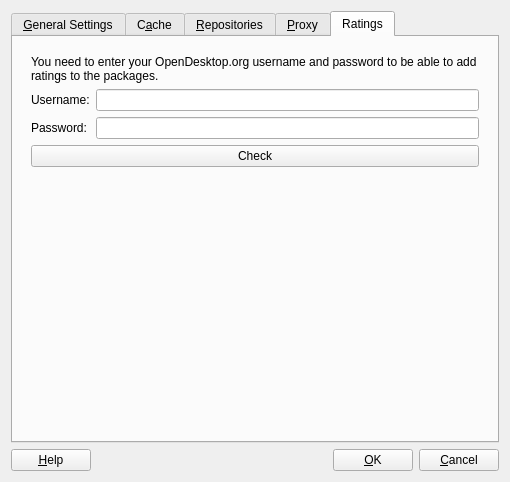
Above: playground/intern/2011/package-rating/package-manager/manager/ui/settingsdialog.ui from pars-linux/uludag before the change. Below: the same form after it.
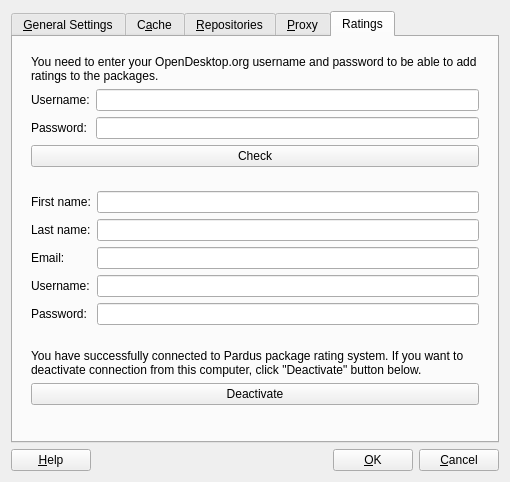
That is the form after the change. The open tabs and pages were chosen to show the change. Icons and pictures are not drawn.

Commit message: Add interfaces for registering and successful logins.

The edit to the form file:
```diff
--- a/playground/intern/2011/package-rating/package-manager/manager/ui/settingsdialog.ui
+++ b/playground/intern/2011/package-rating/package-manager/manager/ui/settingsdialog.ui
@@ -909,6 +909,89 @@
          </layout>
         </widget>
        </item>
+       <item>
+        <widget class="QWidget" name="opendesktop_register" native="true">
+         <layout class="QVBoxLayout" name="verticalLayout_3">
+          <item>
+           <layout class="QFormLayout" name="opendesktop_reg_form">
+            <item row="0" column="0">
+             <widget class="QLabel" name="label_opendesktop_reg_firstname">
+              <property name="text">
+               <string>First name:</string>
+              </property>
+             </widget>
+            </item>
+            <item row="0" column="1">
+             <widget class="QLineEdit" name="opendesktop_reg_firstname"/>
+            </item>
+            <item row="1" column="0">
+             <widget class="QLabel" name="label_opendesktop_reg_lastname">
+              <property name="text">
+               <string>Last name:</string>
+              </property>
+             </widget>
+            </item>
+            <item row="1" column="1">
+             <widget class="QLineEdit" name="opendesktop_reg_lastname"/>
+            </item>
+            <item row="2" column="0">
+             <widget class="QLabel" name="label_opendesktop_reg_email">
+              <property name="text">
+               <string>Email:</string>
+              </property>
+             </widget>
+            </item>
+            <item row="3" column="0">
+             <widget class="QLabel" name="label_opendesktop_reg_username">
+              <property name="text">
+               <string>Username:</string>
+              </property>
+             </widget>
+            </item>
+            <item row="4" column="0">
+             <widget class="QLabel" name="label_opendesktop_reg_password">
+              <property name="text">
+               <string>Password:</string>
+              </property>
+             </widget>
+            </item>
+            <item row="2" column="1">
+             <widget class="QLineEdit" name="opendesktop_reg_email"/>
+            </item>
+            <item row="3" column="1">
+             <widget class="QLineEdit" name="opendesktop_reg_username"/>
+            </item>
+            <item row="4" column="1">
+             <widget class="QLineEdit" name="opendesktop_reg_password"/>
+            </item>
+           </layout>
+          </item>
+         </layout>
+        </widget>
+       </item>
+       <item>
+        <widget class="QWidget" name="opendesktop_loggedin" native="true">
+         <layout class="QVBoxLayout" name="verticalLayout_4">
+          <item>
+           <widget class="QLabel" name="label_12">
+            <property name="text">
+             <string>You have successfully connected to Pardus package rating system. If you want to deactivate connection from this computer, click &quot;Deactivate&quot; button below.</string>
+            </property>
+            <property name="wordWrap">
+             <bool>true</bool>
+            </property>
+           </widget>
+          </item>
+          <item>
+           <widget class="QPushButton" name="opendesktop_deactivate">
+            <property name="text">
+             <string>Deactivate</string>
+            </property>
+           </widget>
+          </item>
+         </layout>
+        </widget>
+       </item>
        <item>
         <spacer name="verticalSpacer_5">
          <property name="orientation">
```
Left out of the diff: 12 changed lines with no effect on the pictures.
